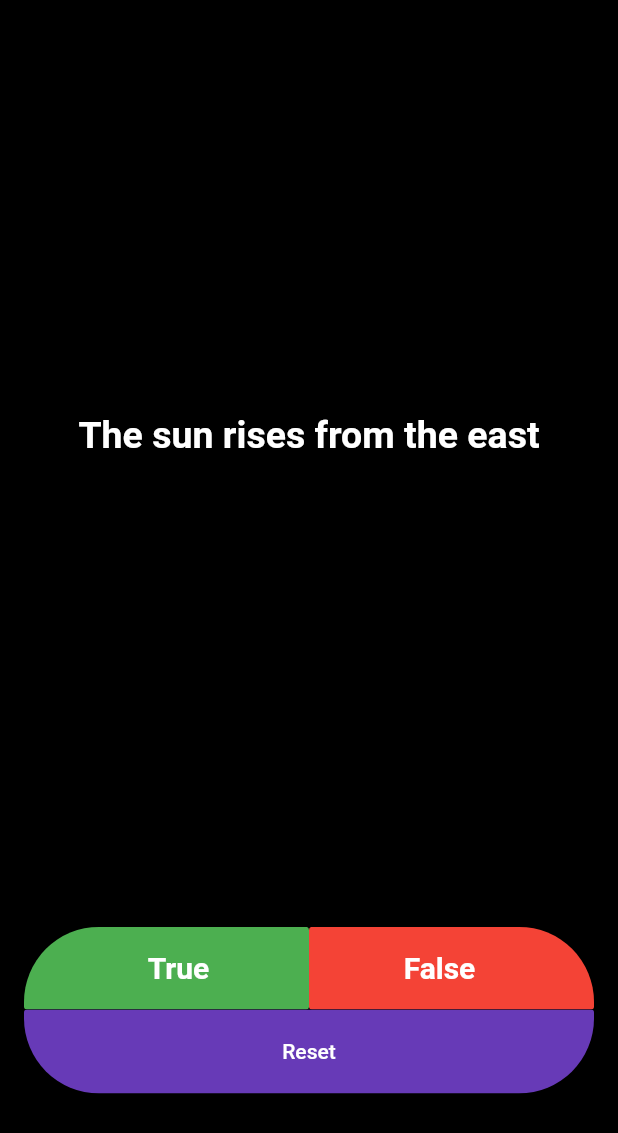
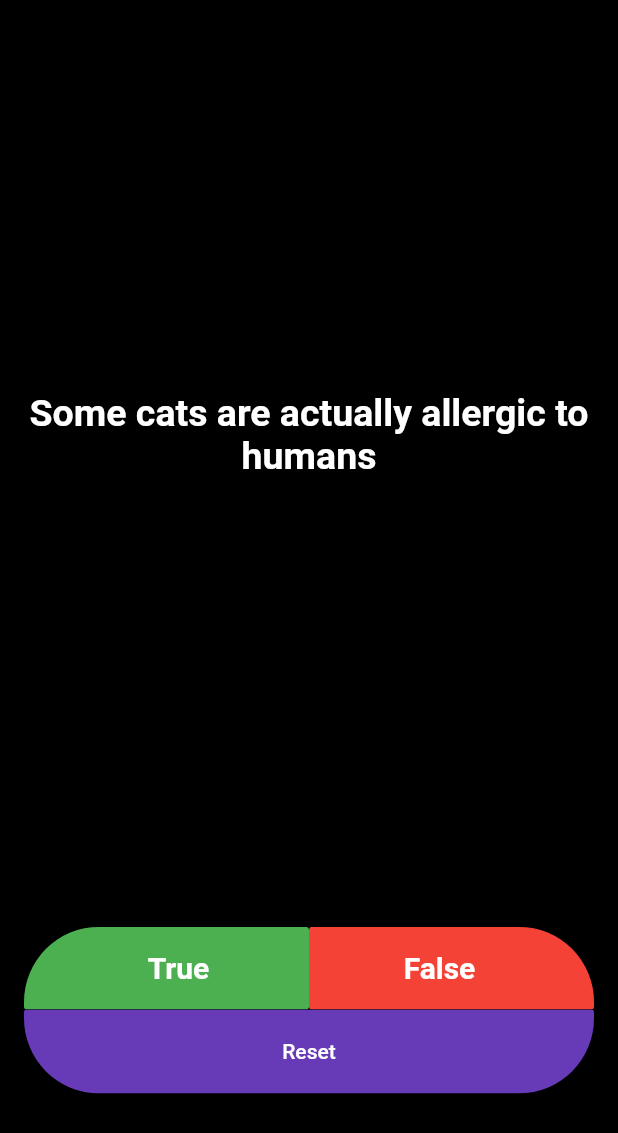
Before and after one commit to abdulrhman-ibnouf/quizzler, a Flutter app: the screen it shows after launch, after a tap on "True", after a tap on "False", after a tap on "Reset", on a phone screen of 412 x 824 dp. Shown: the top 1133 px of the screen. Run offline on Flutter 3.47's test engine with Material 2 defaults, Android fonts, the phone set to English and light mode, and no system bars; our stand-ins replace rflutter_alert.

Commit message:
Thank you Angela from London App Brewery.

```diff
--- a/lib/main.dart
+++ b/lib/main.dart
@@ -1,13 +1,17 @@
 import 'package:flutter/material.dart';
 import 'package:quizzler/quiz_brain.dart';
+import 'package:rflutter_alert/rflutter_alert.dart';
 
 QuizBrain quizBrain = QuizBrain();
 
-void main() =>
-    runApp(MaterialApp(
+void main() => runApp(MaterialApp(
       debugShowCheckedModeBanner: false,
       title: 'Quizzler',
-      home: Scaffold(backgroundColor: Colors.black, body: QuizPage(),),));
+      home: Scaffold(
+        backgroundColor: Colors.black,
+        body: QuizPage(),
+      ),
+    ));
 
 class QuizPage extends StatefulWidget {
   @override
@@ -15,83 +19,113 @@ class QuizPage extends StatefulWidget {
 }
 
 class _QuizPageState extends State<QuizPage> {
+  List<Icon> scoreKeeper = [];
 
-  List<Icon> scoreKeeper = [];
-  int questionNumber = 0;
+  void checkAnswer(bool pickedAnswer) {
+    bool correctAnswer = quizBrain.getQuestionAnswer();
+    setState(() {
+      if (quizBrain.checkLastQuestion() == true) {
+        Alert(context: context, title: "Quiz Finished", desc: "The Questions bank is finished, wait untill we fill it again for you.").show();
+        scoreKeeper = [];
+        quizBrain.getFirstQuestion();
+      } else {
+        if (pickedAnswer == correctAnswer) {
+          scoreKeeper.add(
+            Icon(
+              Icons.check,
+              color: Colors.green,
+            ),
+          );
+        } else {
+          scoreKeeper.add(
+            Icon(
+              Icons.close,
+              color: Colors.red,
+            ),
+          );
+        }
+        quizBrain.getNextQuestion();
+      }
+    });
+  }
 
   @override
   Widget build(BuildContext context) {
-    return Padding(padding: const EdgeInsets.all(16.0),
-      child: Column(mainAxisAlignment: MainAxisAlignment.center,
+    return Padding(
+      padding: const EdgeInsets.all(16.0),
+      child: Column(
+        mainAxisAlignment: MainAxisAlignment.center,
         crossAxisAlignment: CrossAxisAlignment.stretch,
         children: <Widget>[
           //for the question
-          Expanded(flex: 5,
-            child: Center(child: Text(
-              quizBrain.questionBank[questionNumber].questionText, textAlign: TextAlign.center,
-              style: TextStyle(color: Colors.white,
-                fontSize: 25,
-                fontWeight: FontWeight.bold,),),),),
-          //for the choices
-          Expanded(flex: 2,
+          Expanded(
+            flex: 5,
+            child: Center(
+              child: Text(
+                quizBrain.getQuestionText(),
+                textAlign: TextAlign.center,
+                style: TextStyle(
+                  color: Colors.white,
+                  fontSize: 25,
+                  fontWeight: FontWeight.bold,
+                ),
+              ),
+            ),
+          ), //for the choices
+          Expanded(
+            flex: 2,
             child: Column(
               mainAxisAlignment: MainAxisAlignment.center,
               crossAxisAlignment: CrossAxisAlignment.stretch,
               children: <Widget>[
-                Row(mainAxisAlignment: MainAxisAlignment.spaceAround,
+                Row(
+                  mainAxisAlignment: MainAxisAlignment.spaceAround,
                   crossAxisAlignment: CrossAxisAlignment.center,
                   children: <Widget>[
-                    Expanded(flex: 1,
-                      child: ClipRRect(borderRadius: BorderRadius.only(topLeft: Radius.circular(50),),
+                    Expanded(
+                      flex: 1,
+                      child: ClipRRect(
+                        borderRadius: BorderRadius.only(
+                          topLeft: Radius.circular(50),
+                        ),
                         child: FlatButton(
                           padding: EdgeInsets.fromLTRB(16, 16, 0, 16),
                           color: Colors.green,
                           textColor: Colors.white,
-                          child: Text('True', style: TextStyle(color: Colors.white,
-                            fontWeight: FontWeight.bold,
-                            fontSize: 20,),),
+                          child: Text(
+                            'True',
+                            style: TextStyle(
+                              color: Colors.white,
+                              fontWeight: FontWeight.bold,
+                              fontSize: 20,
+                            ),
+                          ),
                           onPressed: () {
-                            bool correctAnswer = quizBrain.questionBank[questionNumber].questionAnswer;
-                            if (correctAnswer == true) {
-                              setState(() {
-                                scoreKeeper.add(
-                                  Icon(Icons.check, color: Colors.green,),);
-                              });
-                            } else {
-                              setState(() {
-                                scoreKeeper.add(
-                                  Icon(Icons.close, color: Colors.red,),);
-                              });
-                            }
-                            setState(() {
-                              questionNumber++;
-                            });
-                          },),),),
-                    Expanded(flex: 1,
-                      child: ClipRRect(borderRadius: BorderRadius.only(topRight: Radius.circular(50),),
+                            checkAnswer(true);
+                          },
+                        ),
+                      ),
+                    ),
+                    Expanded(
+                      flex: 1,
+                      child: ClipRRect(
+                        borderRadius: BorderRadius.only(
+                          topRight: Radius.circular(50),
+                        ),
                         child: FlatButton(
                           padding: EdgeInsets.fromLTRB(0, 16, 16, 16),
                           color: Colors.red,
                           textColor: Colors.white,
-                          child: Text('False', style: TextStyle(color: Colors.white,
-                            fontWeight: FontWeight.bold,
-                            fontSize: 20,),),
+                          child: Text(
+                            'False',
+                            style: TextStyle(
+                              color: Colors.white,
+                              fontWeight: FontWeight.bold,
+                              fontSize: 20,
+                            ),
+                          ),
                           onPressed: () {
-                            bool correctAnswer = quizBrain.questionBank[questionNumber].questionAnswer;
-                            if (correctAnswer == false) {
-                              setState(() {
-                                scoreKeeper.add(
-                                  Icon(Icons.check, color: Colors.green,),);
-                              });
-                            } else {
-                              setState(() {
-                                scoreKeeper.add(
-                                  Icon(Icons.close, color: Colors.red,),);
-                              });
-                            }
-                            setState(() {
-                              questionNumber++;
-                            });
+                            checkAnswer(false);
                           },
                         ),
                       ),
@@ -99,27 +133,38 @@ class _QuizPageState extends State<QuizPage> {
                   ],
                 ),
                 ClipRRect(
-                  borderRadius: BorderRadius.only(bottomLeft: Radius.circular(50), bottomRight: Radius.circular(50),),
+                  borderRadius: BorderRadius.only(
+                    bottomLeft: Radius.circular(50),
+                    bottomRight: Radius.circular(50),
+                  ),
                   child: FlatButton(
                     padding: EdgeInsets.all(20),
                     color: Colors.deepPurple,
                     textColor: Colors.white,
-                    child: Text('Reset',), onPressed: (){
+                    child: Text(
+                      'Reset',
+                    ),
+                    onPressed: () {
                       setState(() {
                         scoreKeeper.clear();
-                        questionNumber = 0;
+                        quizBrain.getFirstQuestion();
                       });
-                  },
+                    },
                   ),
                 ),
               ],
             ),
-          ),
-          //for the score keeper
-          Container(height: 25,
-            child: Row(mainAxisAlignment: MainAxisAlignment.start,
+          ), //for the score keeper
+          Container(
+            height: 25,
+            child: Row(
+              mainAxisAlignment: MainAxisAlignment.start,
               crossAxisAlignment: CrossAxisAlignment.center,
-              children: scoreKeeper,),)
-        ],),);
+              children: scoreKeeper,
+            ),
+          )
+        ],
+      ),
+    );
   }
 }
--- a/lib/question.dart
+++ b/lib/question.dart
@@ -3,8 +3,5 @@ class Question {
   String questionText;
   bool questionAnswer;
 
-  Question ({String q, bool a}) {
-    questionText = q;
-    questionAnswer = a;
-  }
+  Question (this.questionText, this.questionAnswer);
 }
--- a/lib/quiz_brain.dart
+++ b/lib/quiz_brain.dart
@@ -1,23 +1,49 @@
 import 'package:quizzler/question.dart';
 
-class QuizBrain{
+class QuizBrain {
+  int _questionNumber = 0;
 
-  List<Question> questionBank = [
-    Question(q: 'The sun rises from the east', a: true),
-    Question(q: 'All dogs are tigers in origin', a: false),
-    Question(q: 'Funny games are always supper funny', a: true),
-    Question(q: 'The sun rises from the east', a: true),
-    Question(q: 'All dogs are tigers in origin', a: false),
-    Question(q: 'The sun rises from the east', a: true),
-    Question(q: 'All dogs are tigers in origin', a: false),
-    Question(q: 'The sun rises from the east', a: true),
-    Question(q: 'All dogs are tigers in origin', a: false),
-    Question(q: 'The sun rises from the east', a: true),
-    Question(q: 'All dogs are tigers in origin', a: false),
-    Question(q: 'The sun rises from the east', a: true),
-    Question(q: 'All dogs are tigers in origin', a: false),
-    Question(q: 'The sun rises from the east', a: true),
-    Question(q: 'All dogs are tigers in origin', a: false),
+  List<Question> _questionBank = [
+
+    Question('Some cats are actually allergic to humans', true),
+    Question('You can lead a cow down stairs but not up stairs.', false),
+    Question('Approximately one quarter of human bones are in the feet.', true),
+    Question('A slug\'s blood is green.', true),
+    Question('Buzz Aldrin\'s mother\'s maiden name was \"Moon\".', true),
+    Question('It is illegal to pee in the Ocean in Portugal.', true),
+    Question('No piece of square dry paper can be folded in half more than 7 times.', false),
+    Question('In London, UK, if you happen to die in the House of Parliament, you are technically entitled to a state funeral, because the building is considered too sacred a place.', true),
+    Question('The loudest sound produced by any animal is 188 decibels. That animal is the African Elephant.', false),
+    Question('The total surface area of two human lungs is approximately 70 square metres.', true),
+    Question('Google was originally called \"Backrub\".', true),
+    Question('Chocolate affects a dog\'s heart and nervous system; a few ounces are enough to kill a small dog.', true),
+    Question('In West Virginia, USA, if you accidentally hit an animal with your car, you are free to take it home to eat.', true),
   ];
 
+  String getQuestionText () {
+   return _questionBank[_questionNumber].questionText;
+  }
+
+  bool getQuestionAnswer () {
+    return _questionBank[_questionNumber].questionAnswer;
+  }
+
+  void getNextQuestion () {
+    if (_questionNumber < _questionBank.length -1) {
+      _questionNumber++;
+    }
+  }
+
+  bool checkLastQuestion () {
+    if (_questionNumber >= _questionBank.length - 1) {
+      return true;
+    } else {
+      return false;
+    }
+  }
+
+  void getFirstQuestion (){
+    _questionNumber = 0;
+  }
+
 }
```
Also changed, not shown: pubspec.yaml (+2 -50 lines), pubspec.lock.
